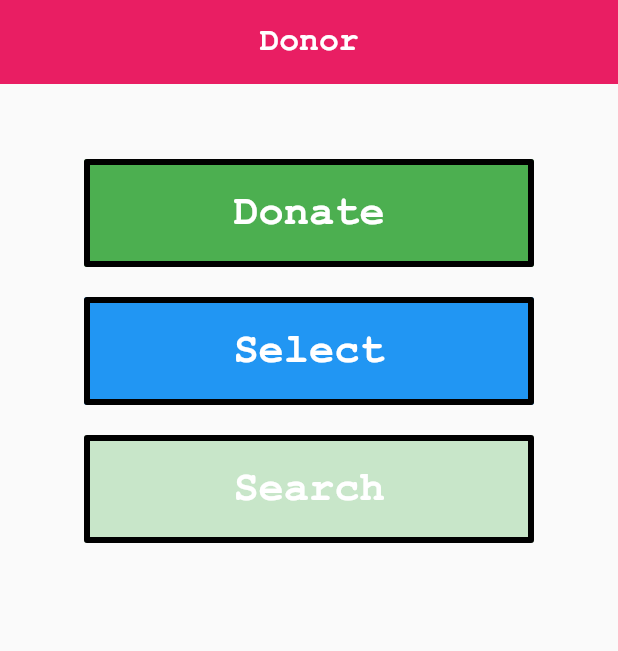
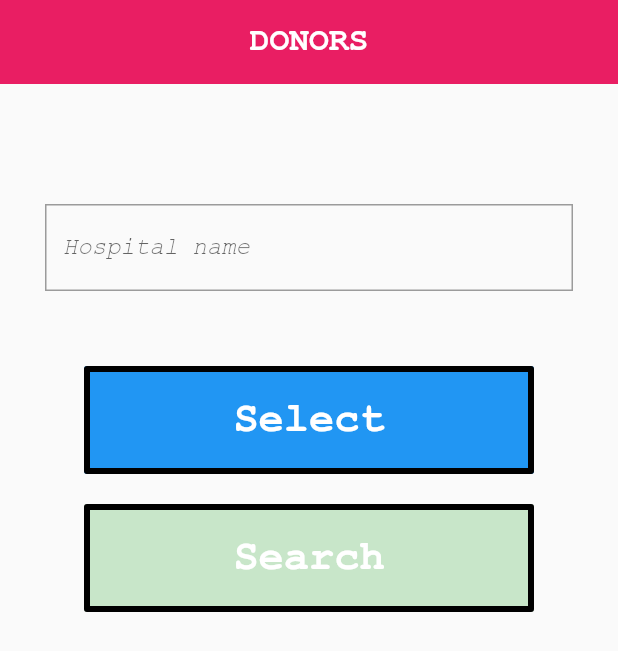
Before and after one commit to jayantakumar/donors, a Flutter app: the MainPage screen opened directly, on a phone screen of 412 x 824 dp. Shown: the top 651 px of the screen. Run offline on Flutter 3.47's test engine with Material 2 defaults, Android fonts, the phone set to English and light mode, and no system bars; our stand-ins replace cloud_firestore, firebase_auth, firebase_messaging, flutter_svg, geolocator, google_maps_flutter and 3 more; missing offline and left inert: geocoder, google_maps_webservice, sms; accounts and stored records are empty; project files that could hold a hidden picture were left out.

Commit message:
new commit

```diff
--- a/lib/main/mainpage.dart
+++ b/lib/main/mainpage.dart
@@ -1,6 +1,8 @@
 import 'package:donors/main/recive.dart';
 import 'package:flutter/material.dart';
 import 'package:flutter/cupertino.dart';
+import 'package:google_maps_webservice/places.dart';
+import 'package:donors/textboxstyle.dart';
 
 class MainPage extends StatefulWidget {
   @override
@@ -12,8 +14,11 @@ class MainPage extends StatefulWidget {
 class MainPageState extends State<MainPage> {
   List<String> bloodList = ["A+", "A-", "B+", "B-", "O+", "O-", "AB+", "AB-"];
 
-  String bloodGroup;
+  final places =
+      new GoogleMapsPlaces(apiKey: "AIzaSyAvZgT5ebFfr-eSSCFRi3D_qmRnQMALloU");
+  String bloodGroup, hospitalName;
 
+  bool textBoxBool = false;
   CupertinoPicker cp(BuildContext context) => CupertinoPicker.builder(
       itemExtent: 40,
       useMagnifier: true,
@@ -46,7 +51,7 @@ class MainPageState extends State<MainPage> {
       appBar: AppBar(
         backgroundColor: Colors.pink,
         title: Text(
-          "Donor",
+          "DONORS",
           style: TextStyle(fontWeight: FontWeight.bold),
           textScaleFactor: 1.1,
         ),
@@ -61,22 +66,37 @@ class MainPageState extends State<MainPage> {
               SizedBox(
                 height: 50,
               ),
-              SizedBox(
-                width: 300,
-                child: FlatButton(
-                  padding: EdgeInsets.all(20),
-                  color: Colors.green,
-                  onPressed: () {},
-                  child: Text(
-                    "Donate",
-                    textScaleFactor: 2.0,
-                    style: TextStyle(
-                        color: Colors.white, fontWeight: FontWeight.bold),
+              Padding(
+                padding: const EdgeInsets.all(30.0),
+                child: TextField(
+                  decoration: InputDecoration(
+                    errorText: textBoxBool ? "Cannot find" : null,
+                    labelText: "Hospital name",
+                    border: OutlineInputBorder(
+                      borderSide: BorderSide(color: Colors.black, width: 4),
+                      borderRadius: BorderRadius.circular(0),
+                    ),
+                    focusedBorder: OutlineInputBorder(
+                      borderRadius: BorderRadius.circular(0),
+                      borderSide: BorderSide(color: Colors.black54, width: 4),
+                    ),
+                    errorBorder: OutlineInputBorder(
+                      borderRadius: BorderRadius.circular(0),
+                      borderSide: BorderSide(color: Colors.red, width: 4),
+                    ),
                   ),
-                  splashColor: Colors.red,
-                  shape: RoundedRectangleBorder(
-                      side: BorderSide(color: Colors.black, width: 4),
-                      borderRadius: BorderRadius.circular(2)),
+                  onChanged: (s) {
+                    hospitalName = s;
+
+                    if (s.length < 5)
+                      setState(() {
+                        textBoxBool = true;
+                      });
+                    else
+                      setState(() {
+                        textBoxBool = false;
+                      });
+                  },
                 ),
               ),
               SizedBox(
@@ -115,7 +135,7 @@ class MainPageState extends State<MainPage> {
                       : () {
                           Navigator.of(context)
                               .push(MaterialPageRoute(builder: (_) {
-                            return Search(bloodGroup);
+                            return Search(bloodGroup, hospitalName);
                           }));
                         },
                   color: Colors.green,
--- a/pubspec.yaml
+++ b/pubspec.yaml
@@ -15,7 +15,8 @@ dependencies:
 
   cloud_firestore: ^0.8.2+3
   firebase_messaging: ^2.1.0
-  sms: ^0.2.0
+  sms: ^0.2.4
+  google_maps_webservice: ^0.0.11
   shared_preferences: ^0.4.3
   google_sign_in:
   firebase_auth:
```
Also changed, not shown: lib/main/recive.dart (+33 -14 lines).
